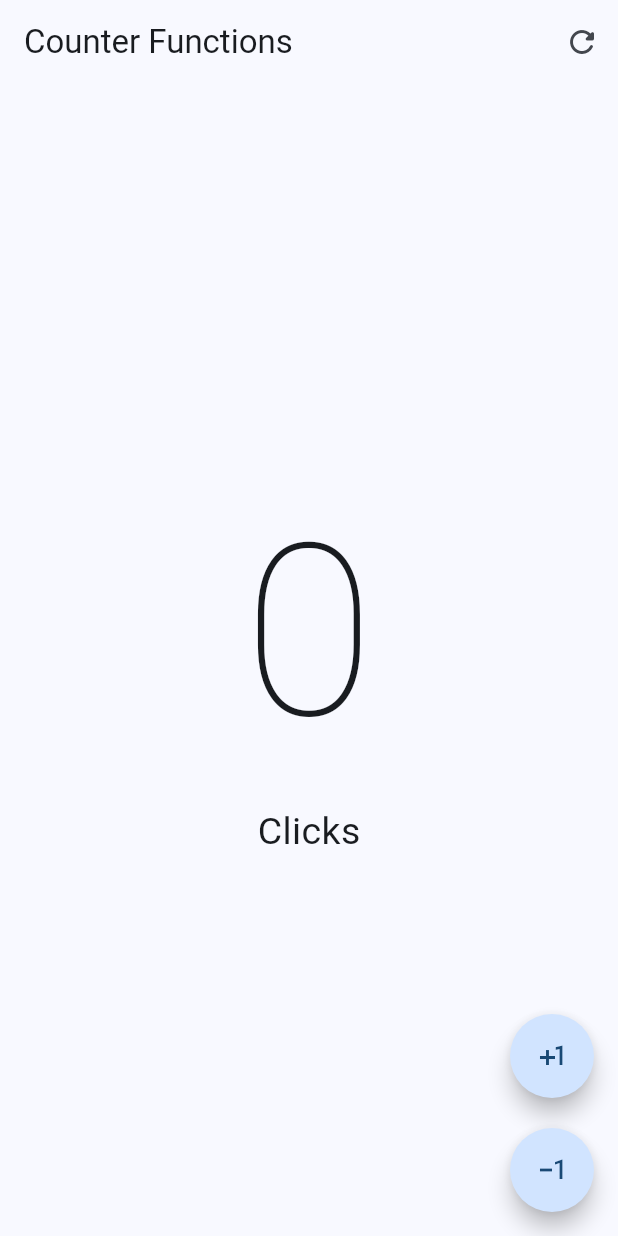
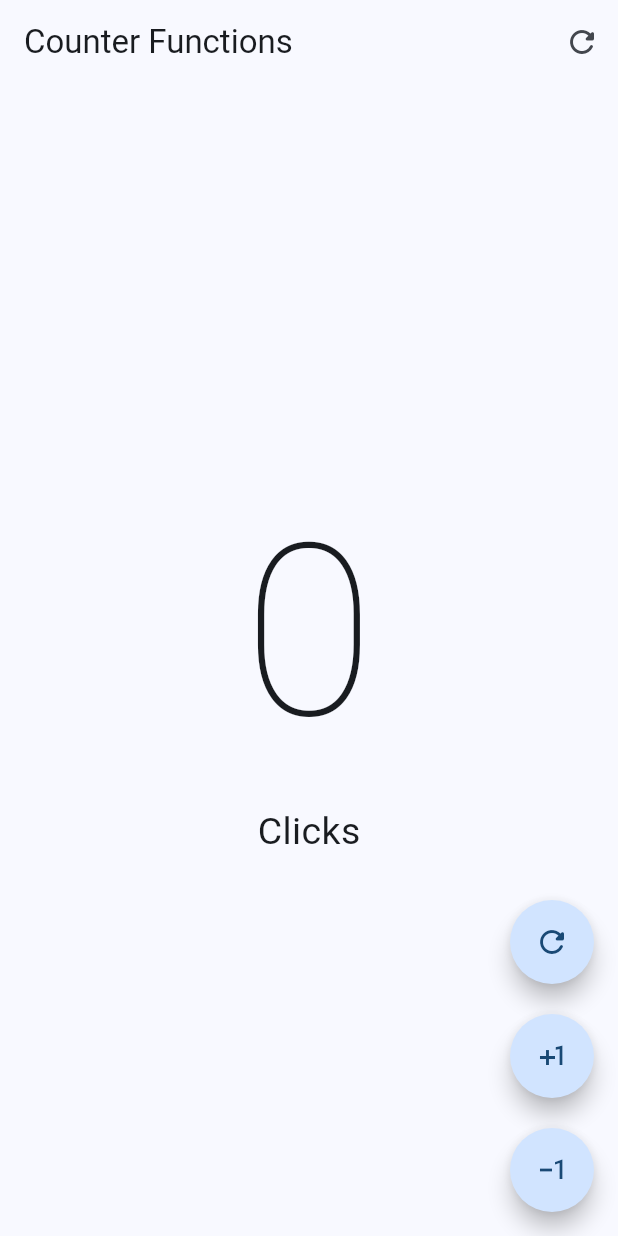
Before and after one commit to MrTraner/hello_world_app, a Flutter app: the screen it shows after launch, after a tap on the "refresh" icon, on a phone screen of 412 x 824 dp. Run offline on Flutter 3.47's test engine with Material 2 defaults, Android fonts, the phone set to English and light mode, and no system bars.

Commit message:
Widget CustomButton
Se extrae el FloatingActionButton en un Custom Widget

```diff
--- a/lib/main.dart
+++ b/lib/main.dart
@@ -1,5 +1,5 @@
 import 'package:flutter/material.dart';
-import 'package:hello_world_app/presentation/screens/counter/counter_screen.dart';
+//import 'package:hello_world_app/presentation/screens/counter/counter_screen.dart';
 import 'package:hello_world_app/presentation/screens/counter/counter_functions_screen.dart';
 
 void main() {
--- a/lib/presentation/screens/counter/counter_functions_screen.dart
+++ b/lib/presentation/screens/counter/counter_functions_screen.dart
@@ -17,12 +17,12 @@ class _CounterFunctionsScreenState extends State<CounterFunctionsScreen> {
         title: const Text('Counter Functions'),
         actions: [
           IconButton(
-              icon: const Icon(Icons.refresh_rounded),
-              onPressed: () {
-                setState(() {
-                  clickCounter = 0;
-                });
-              })
+            icon: const Icon(Icons.refresh_rounded),
+            onPressed: () {
+              clickCounter = 0;
+              setState(() {});
+            }
+          )
         ]
       ),
       body: Center(
@@ -31,8 +31,7 @@ class _CounterFunctionsScreenState extends State<CounterFunctionsScreen> {
           children: [
             Text(
               '$clickCounter',
-              style:
-                  const TextStyle(fontSize: 160, fontWeight: FontWeight.w100)
+              style: const TextStyle(fontSize: 160, fontWeight: FontWeight.w100)
             ),
             Text(
               //clickCounter == 1 ? 'Click' : 'Clicks',
@@ -45,25 +44,53 @@ class _CounterFunctionsScreenState extends State<CounterFunctionsScreen> {
       floatingActionButton: Column(
         mainAxisAlignment: MainAxisAlignment.end,
         children: [
-          FloatingActionButton(
-            shape: const StadiumBorder(),
+          CustomButton(
+            icon: Icons.refresh_rounded,
+            onPressed: () {
+              clickCounter = 0;
+              setState(() {});
+            },
+          ),
+          const SizedBox(height: 20),
+          CustomButton(
+            icon: Icons.plus_one,
             onPressed: () {
               clickCounter++;
               setState(() {});
             },
-            child: const Icon(Icons.plus_one)
           ),
           const SizedBox(height: 20),
-          FloatingActionButton(
-            shape: const StadiumBorder(),
+          CustomButton(
+            icon: Icons.exposure_minus_1_outlined,
             onPressed: () {
+              if (clickCounter == 0) return;
               clickCounter--;
               setState(() {});
             },
-            child: const Icon(Icons.exposure_minus_1_outlined)
           )
         ]
       )
     );
   }
 }
+
+class CustomButton extends StatelessWidget {
+  final IconData icon;
+  final VoidCallback? onPressed;
+
+  const CustomButton({
+    super.key,
+    required this.icon,
+    this.onPressed
+  });
+
+  @override
+  Widget build(BuildContext context) {
+    return FloatingActionButton(
+        enableFeedback: true,
+        shape: const StadiumBorder(),
+        onPressed: onPressed,
+        child: Icon(icon)
+    );
+  }
+}
```
